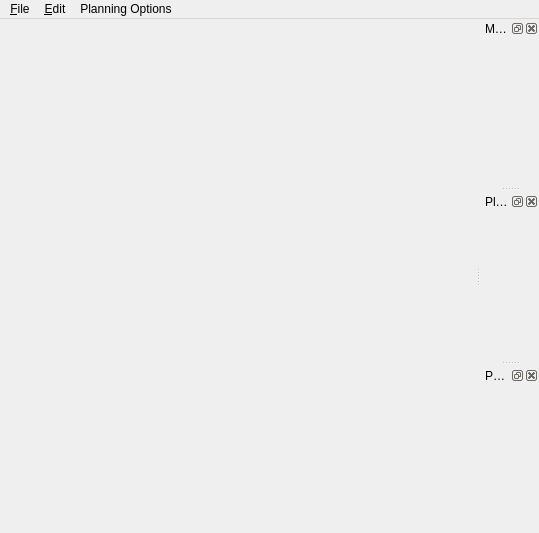
raptorswing/FlightPlanner, file FlightPlanner/gui/MainWindow.ui: the form before one commit.
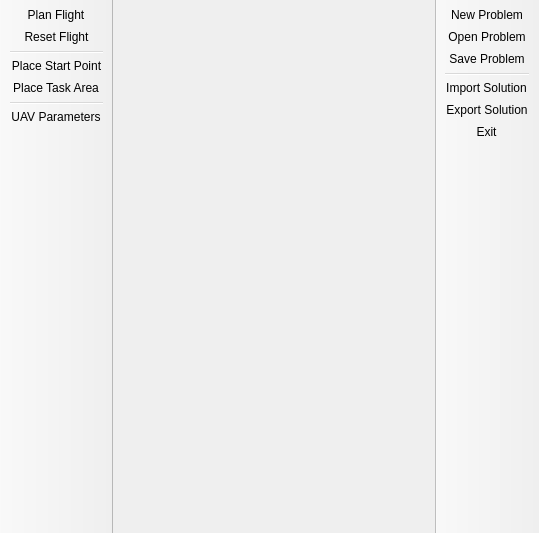
The form after the commit. Icons and pictures are not drawn. Custom widgets are drawn as their Qt base class.

Commit message: Lots of FlightPlanner GUI changes

```diff
--- a/FlightPlanner/gui/MainWindow.ui
+++ b/FlightPlanner/gui/MainWindow.ui
@@ -18,73 +18,77 @@
     <normaloff>:/icons/32x32/gui/images/32x32/apps/spire.png</normaloff>:/icons/32x32/gui/images/32x32/apps/spire.png</iconset>
   </property>
   <widget class="QWidget" name="centralWidget"/>
-  <widget class="QDockWidget" name="mapLayersDockWidget">
+  <widget class="QToolBar" name="toolBar">
    <property name="windowTitle">
-    <string>Map Layers</string>
+    <string>toolBar</string>
    </property>
-   <attribute name="dockWidgetArea">
-    <number>2</number>
-   </attribute>
-   <widget class="CompositeTileSourceConfigurationWidget" name="mapLayersWidget"/>
-  </widget>
-  <widget class="QDockWidget" name="planningControlDockWidget">
-   <property name="windowTitle">
-    <string>Planning Control</string>
+   <property name="movable">
+    <bool>false</bool>
    </property>
-   <attribute name="dockWidgetArea">
-    <number>2</number>
+   <property name="allowedAreas">
+    <set>Qt::LeftToolBarArea|Qt::RightToolBarArea|Qt::TopToolBarArea</set>
+   </property>
+   <property name="iconSize">
+    <size>
+     <width>32</width>
+     <height>32</height>
+    </size>
+   </property>
+   <property name="toolButtonStyle">
+    <enum>Qt::ToolButtonTextUnderIcon</enum>
+   </property>
+   <property name="floatable">
+    <bool>false</bool>
+   </property>
+   <attribute name="toolBarArea">
+    <enum>LeftToolBarArea</enum>
    </attribute>
-   <widget class="PlanningControlWidget" name="planningControlWidget"/>
+   <attribute name="toolBarBreak">
+    <bool>false</bool>
+   </attribute>
+   <addaction name="actionPlan_Flight"/>
+   <addaction name="actionReset_Flight"/>
+   <addaction name="separator"/>
+   <addaction name="actionPlace_Start_Point"/>
+   <addaction name="actionPlace_Task_Area"/>
+   <addaction name="separator"/>
+   <addaction name="actionUAV_Parameters"/>
   </widget>
-  <widget class="QDockWidget" name="paletteDockWidget">
+  <widget class="QToolBar" name="toolBar_2">
    <property name="windowTitle">
-    <string>Palette</string>
+    <string>toolBar_2</string>
    </property>
-   <attribute name="dockWidgetArea">
-    <number>2</number>
-   </attribute>
-   <widget class="PaletteWidget" name="paletteWidget"/>
-  </widget>
-  <widget class="QMenuBar" name="menuBar">
-   <property name="geometry">
-    <rect>
-     <x>0</x>
-     <y>0</y>
-     <width>539</width>
-     <height>21</height>
-    </rect>
+   <property name="movable">
+    <bool>false</bool>
    </property>
-   <widget class="QMenu" name="menuFile">
-    <property name="title">
-     <string>&amp;File</string>
-    </property>
-    <addaction name="actionNew"/>
-    <addaction name="actionOpen"/>
-    <addaction name="actionSave_Planning_Problem"/>
-    <addaction name="actionClose"/>
-    <addaction name="separator"/>
-    <addaction name="actionImport_Solution"/>
-    <addaction name="actionExport_Solution"/>
-    <addaction name="separator"/>
-    <addaction name="actionExit"/>
-   </widget>
-   <widget class="QMenu" name="menuPlanning_Options">
-    <property name="title">
-     <string>Planning Options</string>
-    </property>
-    <addaction name="actionUAV_Parameters"/>
-    <addaction name="actionSensor_Parameters"/>
-   </widget>
-   <widget class="QMenu" name="menuEdit">
-    <property name="title">
-     <string>&amp;Edit</string>
-    </property>
-    <addaction name="actionUndo"/>
-    <addaction name="actionRedo"/>
-   </widget>
-   <addaction name="menuFile"/>
-   <addaction name="menuEdit"/>
-   <addaction name="menuPlanning_Options"/>
+   <property name="allowedAreas">
+    <set>Qt::RightToolBarArea</set>
+   </property>
+   <property name="iconSize">
+    <size>
+     <width>32</width>
+     <height>32</height>
+    </size>
+   </property>
+   <property name="toolButtonStyle">
+    <enum>Qt::ToolButtonTextUnderIcon</enum>
+   </property>
+   <property name="floatable">
+    <bool>false</bool>
+   </property>
+   <attribute name="toolBarArea">
+    <enum>RightToolBarArea</enum>
+   </attribute>
+   <attribute name="toolBarBreak">
+    <bool>false</bool>
+   </attribute>
+   <addaction name="actionNew"/>
+   <addaction name="actionOpen"/>
+   <addaction name="actionSave_Planning_Problem"/>
+   <addaction name="separator"/>
+   <addaction name="actionImport_Solution"/>
+   <addaction name="actionExport_Solution"/>
+   <addaction name="actionExit"/>
   </widget>
   <action name="actionSave_Planning_Problem">
    <property name="icon">
@@ -242,28 +246,44 @@
     <string>Ctrl+Alt+I</string>
    </property>
   </action>
+  <action name="actionPlan_Flight">
+   <property name="icon">
+    <iconset resource="../resources.qrc">
+     <normaloff>:/icons/32x32/gui/images/32x32/start or accept.png</normaloff>:/icons/32x32/gui/images/32x32/start or accept.png</iconset>
+   </property>
+   <property name="text">
+    <string>Plan Flight</string>
+   </property>
+  </action>
+  <action name="actionReset_Flight">
+   <property name="icon">
+    <iconset resource="../resources.qrc">
+     <normaloff>:/icons/32x32/gui/images/32x32/reset or undo.png</normaloff>:/icons/32x32/gui/images/32x32/reset or undo.png</iconset>
+   </property>
+   <property name="text">
+    <string>Reset Flight</string>
+   </property>
+  </action>
+  <action name="actionPlace_Start_Point">
+   <property name="icon">
+    <iconset resource="../resources.qrc">
+     <normaloff>:/icons/32x32/gui/images/32x32/startCircle.png</normaloff>:/icons/32x32/gui/images/32x32/startCircle.png</iconset>
+   </property>
+   <property name="text">
+    <string>Place Start Point</string>
+   </property>
+  </action>
+  <action name="actionPlace_Task_Area">
+   <property name="icon">
+    <iconset resource="../resources.qrc">
+     <normaloff>:/icons/32x32/gui/images/32x32/polygon.png</normaloff>:/icons/32x32/gui/images/32x32/polygon.png</iconset>
+   </property>
+   <property name="text">
+    <string>Place Task Area</string>
+   </property>
+  </action>
  </widget>
  <layoutdefault spacing="6" margin="11"/>
- <customwidgets>
-  <customwidget>
-   <class>PlanningControlWidget</class>
-   <extends>QWidget</extends>
-   <header>gui/PlanningControlWidget.h</header>
-   <container>1</container>
-  </customwidget>
-  <customwidget>
-   <class>PaletteWidget</class>
-   <extends>QWidget</extends>
-   <header>gui/PaletteWidget.h</header>
-   <container>1</container>
-  </customwidget>
-  <customwidget>
-   <class>CompositeTileSourceConfigurationWidget</class>
-   <extends>QWidget</extends>
-   <header>guts/CompositeTileSourceConfigurationWidget.h</header>
-   <container>1</container>
-  </customwidget>
- </customwidgets>
  <resources>
   <include location="../resources.qrc"/>
  </resources>
```
Left out of the diff: 71 changed lines with no effect on the pictures. The commit also changes 23 other files.
